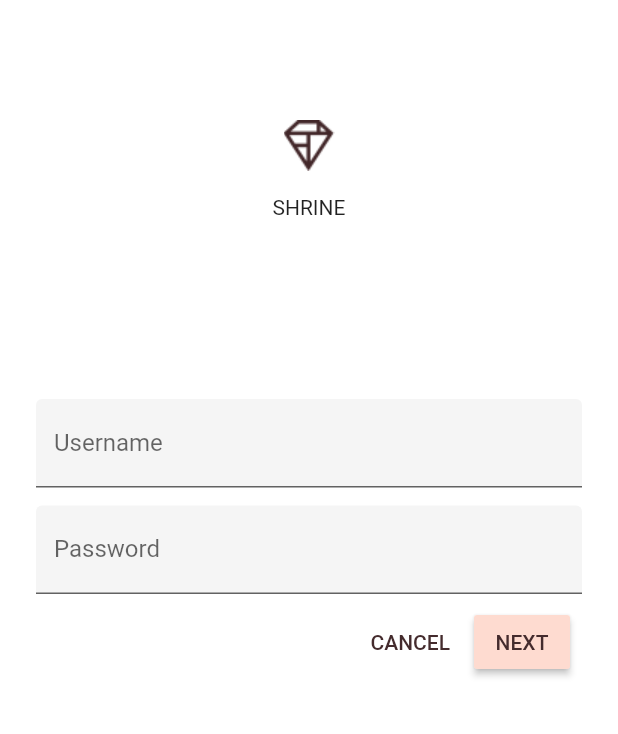
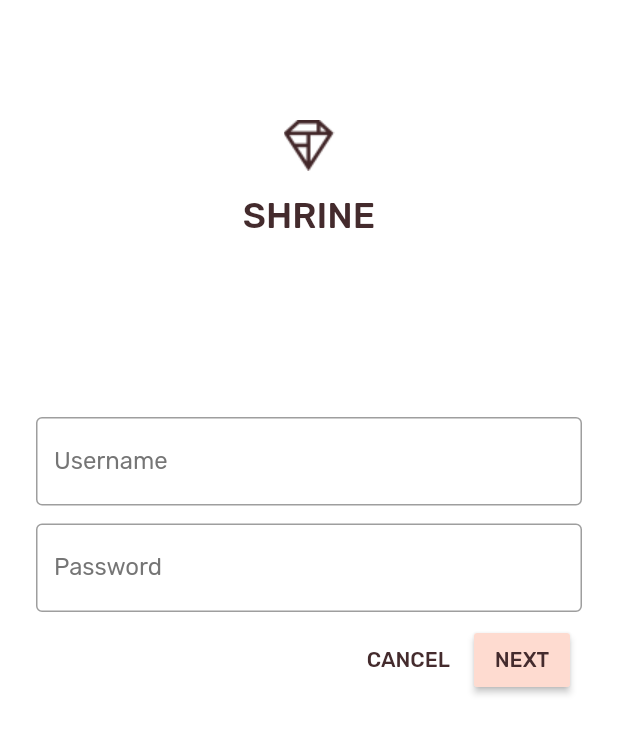
Before and after one commit to wizozmac/mdc_100_series, a Flutter app: the screen it shows after launch, on a phone screen of 412 x 824 dp. Shown: the top 734 px of the screen. Run offline on Flutter 3.47's test engine with Material 2 defaults, Android fonts, the phone set to English and light mode, and no system bars; missing offline and left inert: pedantic_mono.

Commit message:
MDC-103 Flutter: Material Theming with Color, Shape, Elevation, and Type (Flutter) 5. Modify typography and label styles There is a bug in this material. the last of 'Theme the text fields'
'controller: _usernameController,' in TextField of password must be 'controller: _passwordController,'
'obscureText: true,'has been erased.

```diff
--- a/lib/login.dart
+++ b/lib/login.dart
@@ -23,6 +23,24 @@ class _LoginPageState extends State<LoginPage> {
   // TODO: Add text editing controllers (101)
   final _usernameController = TextEditingController();
   final _passwordController = TextEditingController();
+  final _unfocusedColor = Colors.grey[600];
+  final _usernameFocusNode = FocusNode();
+  final _passwordFocusNode = FocusNode();
+  @override
+  void initState() {
+    super.initState();
+    _usernameFocusNode.addListener(() {
+      setState(() {
+        //Redraw so that the username label reflects the focus state
+      });
+    });
+    _passwordFocusNode.addListener(() {
+      setState(() {
+        //Redraw so that the password label reflects the focus state
+      });
+    });
+  }
+
   @override
   Widget build(BuildContext context) {
     return Scaffold(
@@ -35,7 +53,10 @@ class _LoginPageState extends State<LoginPage> {
               children: <Widget>[
                 Image.asset('assets/diamond.png'),
                 SizedBox(height: 16.0),
-                Text('SHRINE'),
+                Text(
+                  'SHRINE',
+                  style: Theme.of(context).textTheme.headline5,
+                ),
               ],
             ),
             SizedBox(height: 120.0),
@@ -47,19 +68,25 @@ class _LoginPageState extends State<LoginPage> {
             TextField(
               controller: _usernameController,
               decoration: InputDecoration(
-                filled: true,
                 labelText: 'Username',
+                labelStyle: TextStyle(
+                    color: _usernameFocusNode.hasFocus
+                        ? Theme.of(context).accentColor
+                        : _unfocusedColor),
               ),
+              focusNode: _usernameFocusNode,
             ),
-            // spacer
             SizedBox(height: 12.0),
-            // [Password]
             TextField(
               controller: _passwordController,
               decoration: InputDecoration(
-                filled: true,
                 labelText: 'Password',
+                labelStyle: TextStyle(
+                    color: _passwordFocusNode.hasFocus
+                        ? Theme.of(context).accentColor
+                        : _unfocusedColor),
               ),
+              focusNode: _passwordFocusNode,
               obscureText: true,
             ),
             // TODO: Add button bar (101)
--- a/pubspec.yaml
+++ b/pubspec.yaml
@@ -16,6 +16,12 @@ dev_dependencies:
 
 flutter:
   # TODO: Insert Fonts (103)
+  fonts:
+    - family: Rubik
+      fonts:
+        - asset: fonts/Rubik-Regular.ttf
+        - asset: fonts/Rubik-Medium.ttf
+          weight: 500
   uses-material-design: true
   assets:
     - assets/diamond.png
```
Also changed, not shown: lib/app.dart (+37 -0 lines), lib/home.dart (+14 -7 lines).
